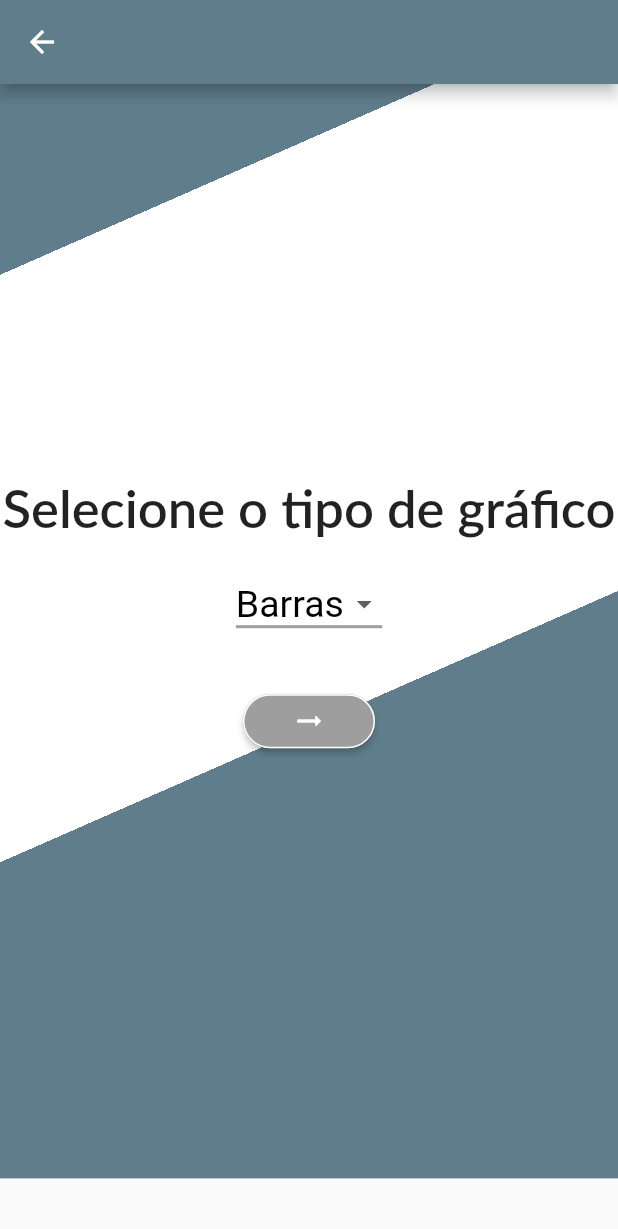
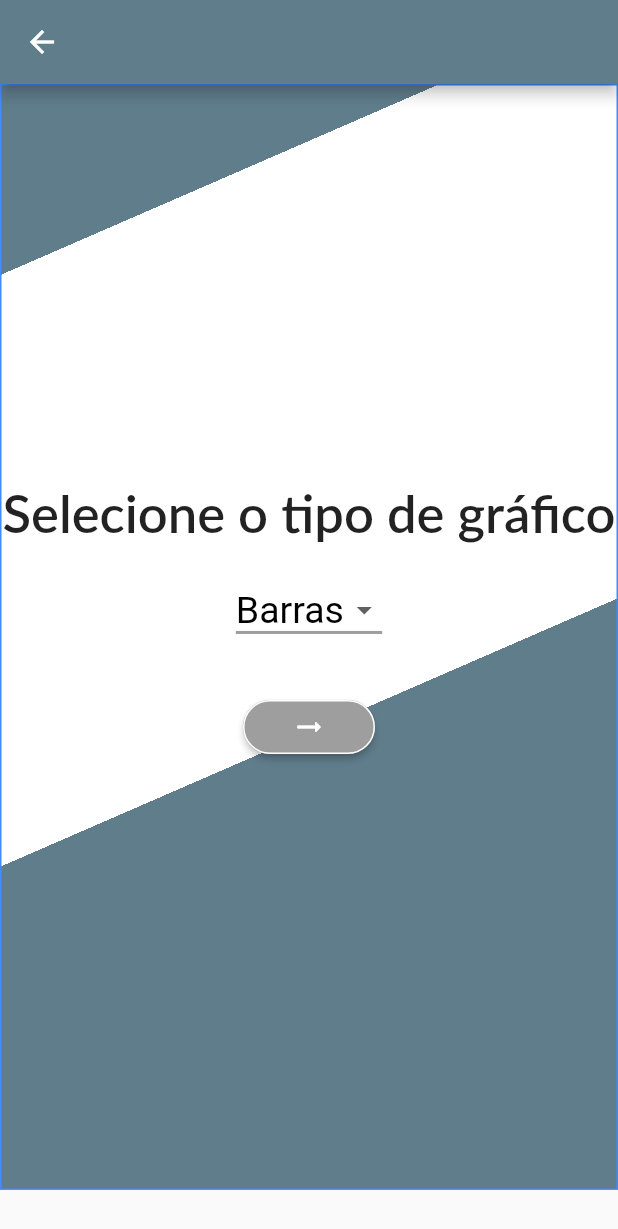
Before and after one commit to lucascicco/FLUTTER-CHARTS-APP, a Flutter app: the AddChart screen opened by its route, on a phone screen of 412 x 824 dp. Shown: the top 1229 px of the screen. Run offline on Flutter 3.47's test engine with Material 2 defaults, Android fonts, the phone set to English and light mode, and no system bars; our stand-ins replace shared_preferences; accounts and stored records are empty; Roboto replaces fonts that are missing (Lato).

Commit message:
charts.dart provider

```diff
--- a/lib/models/chart_one.dart
+++ b/lib/models/chart_one.dart
@@ -2,7 +2,8 @@ import 'package:flutter/material.dart';
 
 class ChartOne {
   final String title;
-  final List items;
+  final int type;
+  final List values;
 
-  ChartOne({@required this.title, @required this.items});
+  ChartOne({@required this.title, @required this.values, @required this.type});
 }
--- a/lib/widgets/add_fields.dart
+++ b/lib/widgets/add_fields.dart
@@ -23,6 +23,7 @@ class _AddChartDetailsState extends State<AddChartDetails> {
     return SingleChildScrollView(
       child: Container(
         decoration: BoxDecoration(
+            border: Border.all(color: Colors.blueAccent),
             gradient: LinearGradient(
                 begin: Alignment.bottomRight,
                 end: Alignment(-0.4, -0.8),
@@ -35,7 +36,7 @@ class _AddChartDetailsState extends State<AddChartDetails> {
                 ],
                 tileMode: TileMode.repeated)),
         width: double.maxFinite,
-        height: widget.height * 0.95,
+        height: widget.height * 0.96,
         child: Column(
             mainAxisAlignment: openForm
                 ? MainAxisAlignment.spaceBetween
@@ -164,6 +165,30 @@ class _AddChartDetailsState extends State<AddChartDetails> {
                   ),
                 ),
               ),
+              if (openForm)
+                Container(
+                  margin: EdgeInsets.only(bottom: 15.0),
+                  child: RaisedButton(
+                      onPressed: () {
+                        print('Testing');
+                      },
+                      color: Colors.grey,
+                      textColor: Colors.white,
+                      padding: EdgeInsets.all(10.0),
+                      child: Column(
+                        children: <Widget>[
+                          Icon(Icons.add_circle_rounded, size: 45),
+                          SizedBox(
+                            height: 10,
+                          ),
+                          Text(
+                            'Gerar gráfico',
+                            textAlign: TextAlign.center,
+                            style: TextStyle(fontSize: 15),
+                          ),
+                        ],
+                      )),
+                ),
             ]),
       ),
     );
```
Also changed, not shown: lib/providers/charts.dart (+75 -7 lines).
